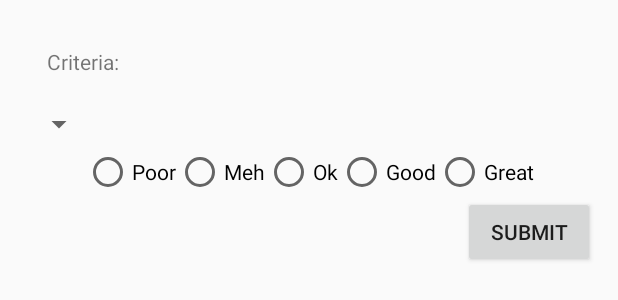
After one commit to soobinchoi54/TipAppAndroid, an Android app: the layout activity_experience.xml on its own in the app's theme, with its tools: preview values and no code run, on a phone screen of 412 x 824 dp. The commit adds this screen. Shown: the top 300 px of the screen. Run offline under Robolectric (Android 15) with nearby library versions, the phone set to English and light mode, and no system bars.

Commit message:
new app activity "ExperienceActivity.java" with the layout xml file

```diff
--- /dev/null
+++ b/app/src/main/res/layout/activity_experience.xml
@@ -0,0 +1,73 @@
+<?xml version="1.0" encoding="utf-8"?>
+<RelativeLayout xmlns:android="http://schemas.android.com/apk/res/android"
+    xmlns:tools="http://schemas.android.com/tools"
+    android:layout_width="match_parent"
+    android:layout_height="match_parent"
+    android:padding="15dp"
+    tools:context=".ExperienceActivity">
+
+    <TextView
+        android:id="@+id/review_criteria"
+        android:layout_width="wrap_content"
+        android:layout_height="wrap_content"
+        android:padding="16dp"
+        android:textAlignment="center"
+        android:text="Criteria: "/>
+
+    <Spinner
+        android:id="@+id/spinner_criteria_1"
+        android:layout_width="wrap_content"
+        android:layout_height="wrap_content"
+        android:padding="16dp"
+        android:layout_below="@id/review_criteria"
+        android:layout_alignParentLeft="true"
+        android:layout_alignParentStart="true"/>
+
+    <RadioGroup
+        android:id="@+id/radio_group_rate"
+        android:layout_width="wrap_content"
+        android:layout_height="wrap_content"
+        android:layout_below="@id/spinner_criteria_1"
+        android:layout_centerInParent="true"
+        android:orientation="horizontal">
+        <RadioButton
+            android:id="@+id/rate_poor"
+            android:layout_width="wrap_content"
+            android:layout_height="wrap_content"
+            android:checked="false"
+            android:text="Poor"/>
+        <RadioButton
+            android:id="@+id/rate_meh"
+            android:layout_width="wrap_content"
+            android:layout_height="wrap_content"
+            android:checked="false"
+            android:text="Meh"/>
+        <RadioButton
+            android:id="@+id/rate_ok"
+            android:layout_width="wrap_content"
+            android:layout_height="wrap_content"
+            android:checked="false"
+            android:text="Ok"/>
+        <RadioButton
+            android:id="@+id/rate_good"
+            android:layout_width="wrap_content"
+            android:layout_height="wrap_content"
+            android:checked="false"
+            android:text="Good"/>
+        <RadioButton
+            android:id="@+id/rate_great"
+            android:layout_width="wrap_content"
+            android:layout_height="wrap_content"
+            android:checked="false"
+            android:text="Great"/>
+    </RadioGroup>
+
+    <Button
+        android:id="@+id/submit_button"
+        android:layout_width="wrap_content"
+        android:layout_height="wrap_content"
+        android:layout_below="@id/radio_group_rate"
+        android:layout_alignParentRight="true"
+        android:text="Submit"/>
+
+</RelativeLayout>
--- a/app/src/main/res/values/strings.xml
+++ b/app/src/main/res/values/strings.xml
@@ -1,6 +1,11 @@
 <resources>
+
+<!--    Duo-->
     <string name="main_acitivity">Tips App</string>
     <string name="ViewHistory_activity">View History</string>
     <string name="new_experience">Start New Experience</string>
     <string name="history_list">View My History List</string>
+
+<!--    Soobin-->
+
 </resources>
```
Also changed, not shown: app/src/main/java/com/example/myapplication/ExperienceActivity.java (added, +139 -0 lines).
